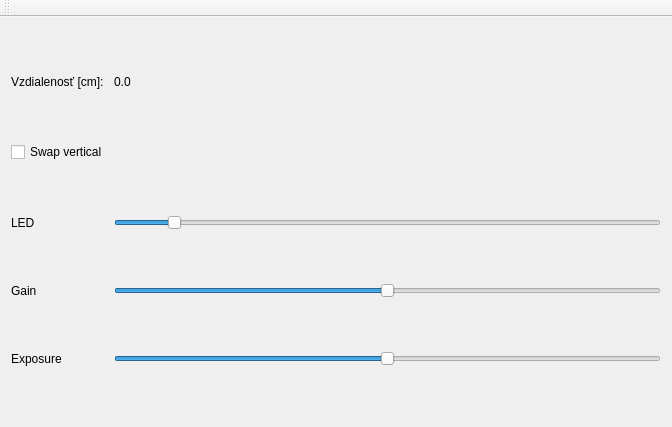
The window that mainwindow.ui (mlykotom/camera-distance) describes before a commit, drawn with Qt 5.
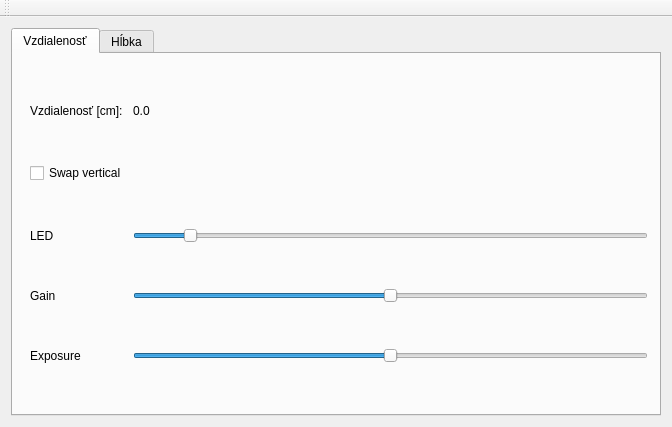
The same window after the commit.

Commit message: openGL depth rendering

The edit to the form file:
```diff
--- a/mainwindow.ui
+++ b/mainwindow.ui
@@ -14,11 +14,18 @@
    <string>MainWindow</string>
   </property>
   <widget class="QWidget" name="centralWidget">
+   <layout class="QGridLayout" name="gridLayout">
+    <item row="0" column="0">
+     <widget class="QTabWidget" name="tabWidget">
+      <property name="currentIndex">
+       <number>0</number>
+      </property>
+      <widget class="QWidget" name="distanceTab">
+       <attribute name="title">
+        <string>Vzdialenosť</string>
+       </attribute>
    <layout class="QGridLayout" name="gridLayout_2">
-    <item row="0" column="0" colspan="2">
-     <layout class="QGridLayout" name="glLayout"/>
-    </item>
-    <item row="1" column="0">
+        <item row="1" column="1">
      <widget class="QLabel" name="label">
       <property name="sizePolicy">
        <sizepolicy hsizetype="Minimum" vsizetype="Fixed">
@@ -31,7 +38,7 @@
       </property>
      </widget>
     </item>
-    <item row="1" column="1">
+        <item row="1" column="2">
      <widget class="QLabel" name="depth">
       <property name="sizePolicy">
        <sizepolicy hsizetype="Minimum" vsizetype="Fixed">
@@ -44,7 +51,7 @@
       </property>
      </widget>
     </item>
-    <item row="2" column="0">
+        <item row="2" column="1">
      <widget class="QCheckBox" name="swapVerticalCheckbox">
       <property name="text">
        <string>Swap vertical</string>
@@ -54,14 +61,14 @@
       </property>
      </widget>
     </item>
-    <item row="3" column="0">
+        <item row="3" column="1">
      <widget class="QLabel" name="label_2">
       <property name="text">
        <string>LED</string>
       </property>
      </widget>
     </item>
-    <item row="3" column="1">
+        <item row="3" column="2">
      <widget class="QSlider" name="ledSlider">
       <property name="maximum">
        <number>1000</number>
@@ -77,14 +84,14 @@
       </property>
      </widget>
     </item>
-    <item row="4" column="0">
+        <item row="4" column="1">
      <widget class="QLabel" name="label_3">
       <property name="text">
        <string>Gain</string>
       </property>
      </widget>
     </item>
-    <item row="4" column="1">
+        <item row="4" column="2">
      <widget class="QSlider" name="gainSlider">
       <property name="maximum">
        <number>1000</number>
@@ -100,14 +107,14 @@
       </property>
      </widget>
     </item>
-    <item row="5" column="0">
+        <item row="5" column="1">
      <widget class="QLabel" name="label_4">
       <property name="text">
        <string>Exposure</string>
       </property>
      </widget>
     </item>
-    <item row="5" column="1">
+        <item row="5" column="2">
      <widget class="QSlider" name="exposureSlider">
       <property name="maximum">
        <number>1000</number>
@@ -124,6 +131,23 @@
       <property name="orientation">
        <enum>Qt::Horizontal</enum>
       </property>
+         </widget>
+        </item>
+        <item row="0" column="0" colspan="3">
+         <layout class="QGridLayout" name="glDistanceLayout"/>
+        </item>
+       </layout>
+      </widget>
+      <widget class="QWidget" name="depthTab">
+       <attribute name="title">
+        <string>Hĺbka</string>
+       </attribute>
+       <layout class="QGridLayout" name="gridLayout_4">
+        <item row="0" column="0">
+         <layout class="QGridLayout" name="glDepthLayout"/>
+        </item>
+       </layout>
+      </widget>
      </widget>
     </item>
    </layout>
```
Lines whose indentation alone changed are shown as unchanged. The commit also changes 4 other files.
